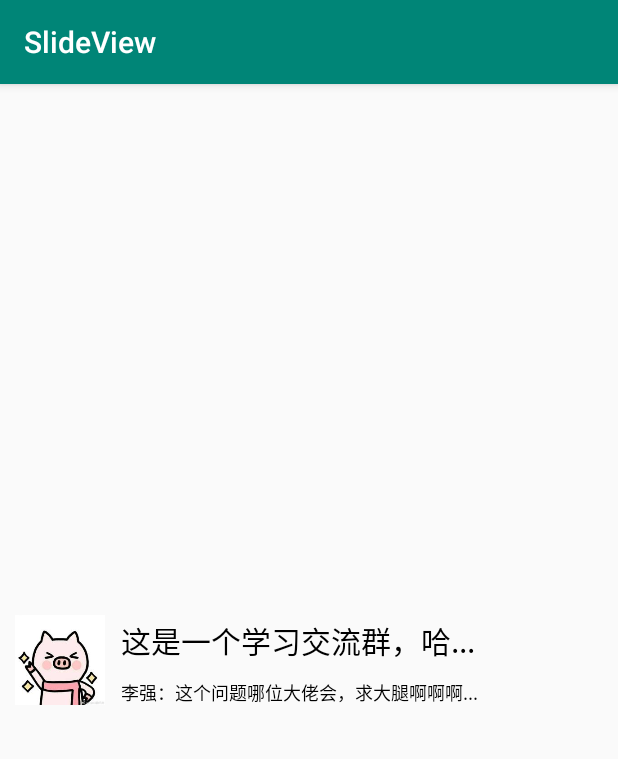
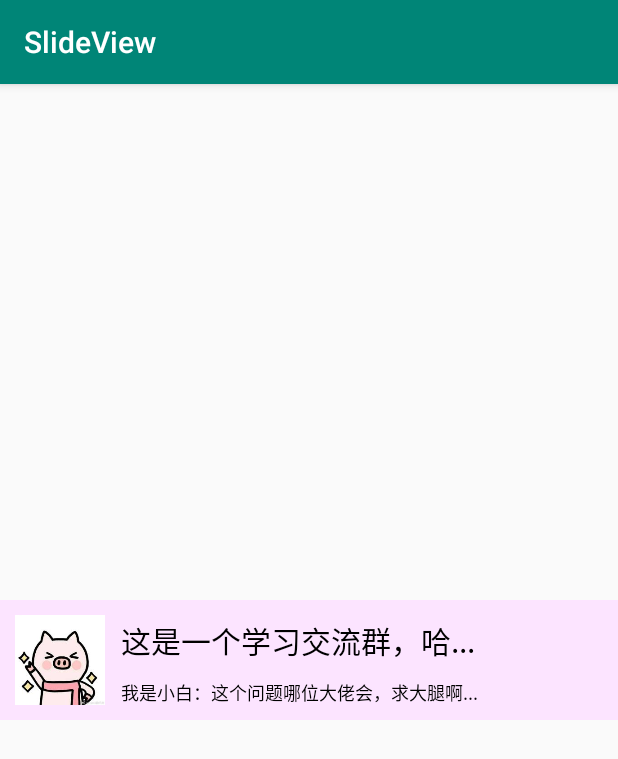
Before and after one commit to crekerliqiang/SlideView, an Android app: the screen it shows after launch (MainActivity), on a phone screen of 412 x 824 dp. Shown: the top 759 px of the screen. Run offline under Robolectric (Android 15) with nearby library versions, the phone set to English and light mode, and no system bars; libraries missing offline, so code that uses them is left out: com.squareup.leakcanary; 1 statement that could not run was skipped.

Commit message:
修复：滑动时的体验问题

```diff
--- a/app/src/main/java/com/cerkerli/slideview/MainActivity.java
+++ b/app/src/main/java/com/cerkerli/slideview/MainActivity.java
@@ -2,7 +2,6 @@ package com.cerkerli.slideview;
 
 import android.os.Bundle;
 import android.support.v7.app.AppCompatActivity;
-import android.support.v7.widget.RecyclerView;
 
 import demo.com.library.utils.Util;
 import demo.com.library.utils.VibratorLib;
@@ -11,18 +10,12 @@ import demo.com.library.view.SlideView;
 
 public class MainActivity extends AppCompatActivity {
 
-    private RecyclerView mRecyclerView;
-    private MyAdapter mMyAdapter;
-
-    private boolean USE = true;
-
     SlideView view;
 
     @Override
     protected void onCreate(Bundle savedInstanceState) {
         super.onCreate(savedInstanceState);
         setContentView(R.layout.activity_main);
-
         view = findViewById(R.id.slide_view1);
         view.setOnClickListener(new Listener.OnMenuClickListener() {
             @Override
@@ -42,6 +35,9 @@ public class MainActivity extends AppCompatActivity {
                         Util.toast("长按");
                         VibratorLib.vibrateShort();
                         break;
+                    case R.id.double_click:
+                        Util.toast("双击");
+                        break;
                 }
             }
         });
--- a/app/src/main/res/layout/activity_main.xml
+++ b/app/src/main/res/layout/activity_main.xml
@@ -8,14 +8,6 @@
     tools:context=".MainActivity">
 
 
-
-    <!--<android.support.v7.widget.RecyclerView-->
-        <!--android:id="@+id/rv_main"-->
-        <!--android:layout_width="match_parent"-->
-        <!--android:layout_height="match_parent"-->
-        <!--/>-->
-
-
     <demo.com.library.view.SlideView
         android:id="@+id/slide_view1"
         android:layout_width="wrap_content"
@@ -24,6 +16,7 @@
         app:layout_constraintEnd_toEndOf="parent"
         app:layout_constraintTop_toTopOf="parent"
         app:layout_constraintBottom_toBottomOf="parent"
+        android:background="@color/colorBackground"
 
         app:image_src="@drawable/crekerli_pig"
         app:image_margin_start="10dp"
@@ -49,14 +42,5 @@
         app:menu_b_text_size="20sp"
         app:menu_b_aspect="1.2"
         />
-    <!--<Button-->
-        <!--android:layout_width="wrap_content"-->
-        <!--android:layout_height="wrap_content"-->
-        <!--app:layout_constraintStart_toStartOf="parent"-->
-        <!--app:layout_constraintEnd_toEndOf="parent"-->
-        <!--app:layout_constraintBottom_toBottomOf="parent"-->
-        <!--android:id="@+id/button"-->
-        <!--android:text="@string/button"-->
 
-        <!--/>-->
 </android.support.constraint.ConstraintLayout>
--- a/app/src/main/res/values/strings.xml
+++ b/app/src/main/res/values/strings.xml
@@ -2,7 +2,7 @@
     <string name="app_name">SlideView</string>
 
     <string name="title">这是一个学习交流群，哈哈哈哈哈哈哈哈</string>
-    <string name="message">李强：这个问题哪位大佬会，求大腿啊啊啊啊啊啊啊</string>
+    <string name="message">我是小白：这个问题哪位大佬会，求大腿啊啊啊啊啊啊啊</string>
     <string name="set">设为未读</string>
     <string name="delete">删除</string>
 
--- a/library/src/main/res/values/ids.xml
+++ b/library/src/main/res/values/ids.xml
@@ -7,4 +7,5 @@
 <item name="menu_b" type="id"/>
 <item name="sure_delete" type="id"/>
 <item name="long_press" type="id"/>
+<item name="double_click" type="id"/>
 </resources>
```
Also changed, not shown: app/src/main/java/com/cerkerli/slideview/MyAdapter.java (deleted, +0 -46 lines), library/src/main/java/demo/com/library/view/SlideView.java (+9 -6 lines), 1 other file.
